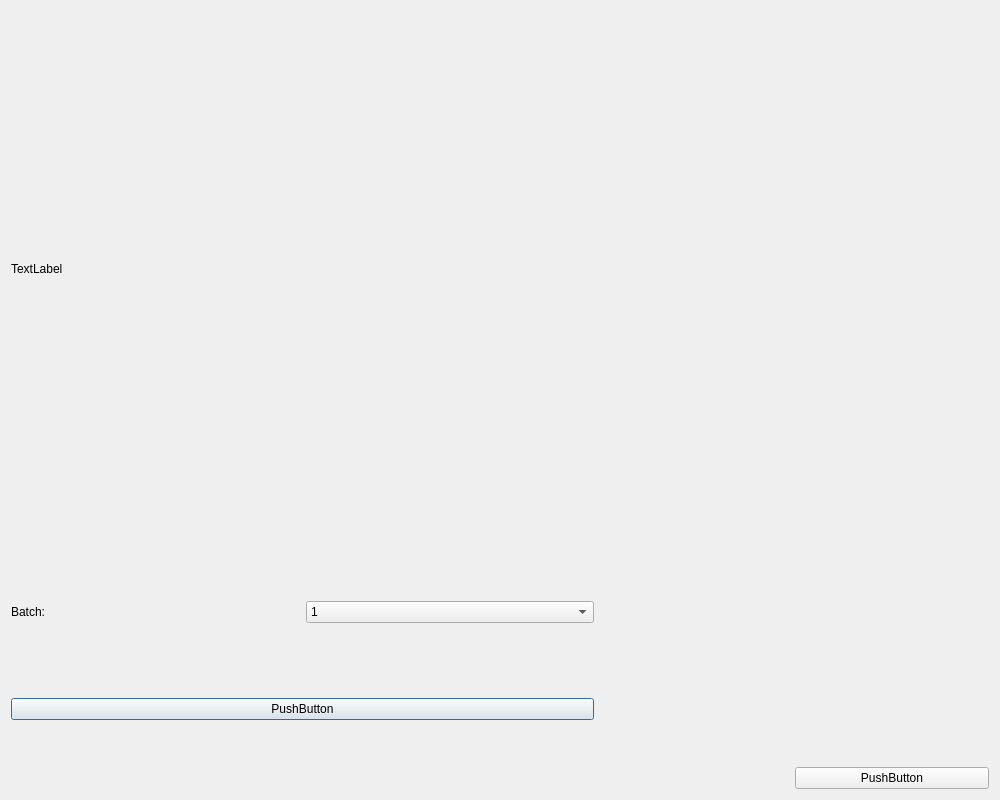
ZxxWs/IdentifyBuilding, file GUI/train.ui: the form before one commit.
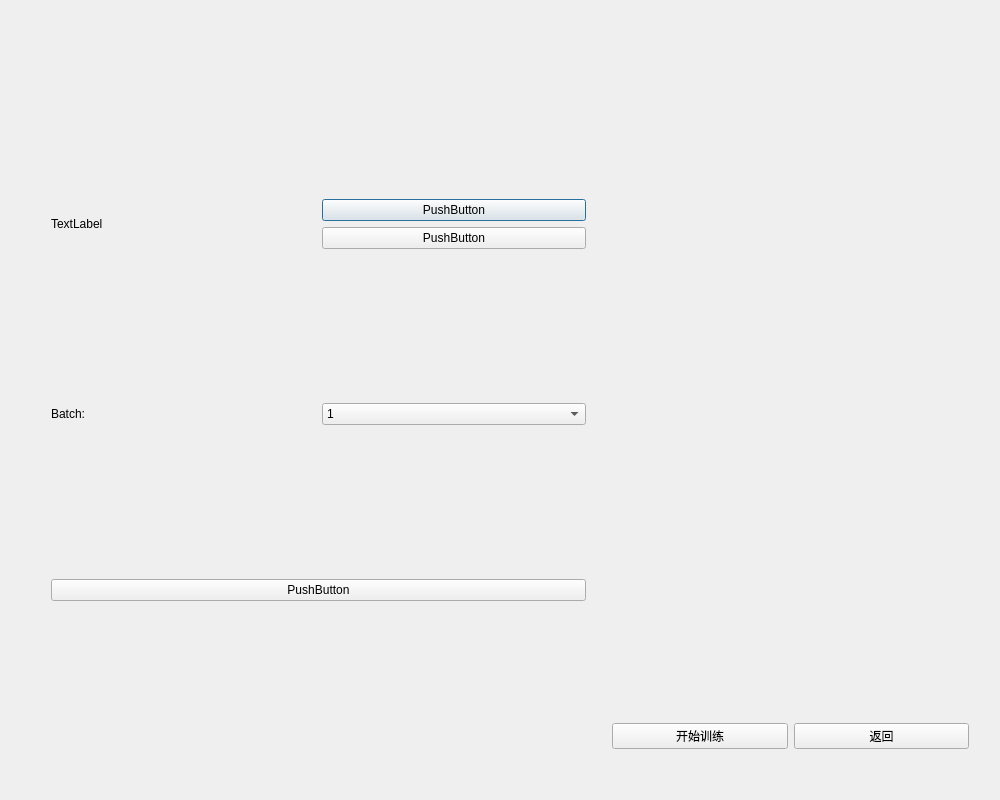
The form after the commit.

Patch:
```diff
--- a/GUI/train.ui
+++ b/GUI/train.ui
@@ -15,18 +15,70 @@
   </property>
   <layout class="QVBoxLayout" name="verticalLayout_3">
    <item>
-    <layout class="QVBoxLayout" name="verticalLayout" stretch="2,1">
+    <layout class="QVBoxLayout" name="verticalLayout" stretch="0,1,0">
      <item>
-      <widget class="QLabel" name="label">
-       <property name="text">
-        <string>TextLabel</string>
+      <spacer name="verticalSpacer_2">
+       <property name="orientation">
+        <enum>Qt::Vertical</enum>
        </property>
-      </widget>
+       <property name="sizeHint" stdset="0">
+        <size>
+         <width>20</width>
+         <height>40</height>
+        </size>
+       </property>
+      </spacer>
      </item>
      <item>
-      <layout class="QHBoxLayout" name="horizontalLayout" stretch="3,1,1">
+      <layout class="QHBoxLayout" name="horizontalLayout" stretch="0,3,0,2,0">
+       <item>
+        <spacer name="horizontalSpacer_2">
+         <property name="orientation">
+          <enum>Qt::Horizontal</enum>
+         </property>
+         <property name="sizeHint" stdset="0">
+          <size>
+           <width>40</width>
+           <height>20</height>
+          </size>
+         </property>
+        </spacer>
+       </item>
        <item>
         <layout class="QVBoxLayout" name="verticalLayout_4">
+         <item>
+          <layout class="QHBoxLayout" name="horizontalLayout_4">
+           <item>
+            <layout class="QVBoxLayout" name="verticalLayout_5">
+             <item>
+              <widget class="QLabel" name="label_1">
+               <property name="text">
+                <string>TextLabel</string>
+               </property>
+              </widget>
+             </item>
+            </layout>
+           </item>
+           <item>
+            <layout class="QVBoxLayout" name="verticalLayout_6">
+             <item>
+              <widget class="QPushButton" name="pushButtonOpenDir">
+               <property name="text">
+                <string>PushButton</string>
+               </property>
+              </widget>
+             </item>
+             <item>
+              <widget class="QPushButton" name="pushButtonMove">
+               <property name="text">
+                <string>PushButton</string>
+               </property>
+              </widget>
+             </item>
+            </layout>
+           </item>
+          </layout>
+         </item>
          <item>
           <layout class="QHBoxLayout" name="horizontalLayout_2">
            <item>
@@ -102,20 +154,20 @@
         </layout>
        </item>
        <item>
-        <spacer name="horizontalSpacer">
+        <spacer name="horizontalSpacer_3">
          <property name="orientation">
           <enum>Qt::Horizontal</enum>
          </property>
          <property name="sizeHint" stdset="0">
           <size>
-           <width>40</width>
+           <width>20</width>
            <height>20</height>
           </size>
          </property>
         </spacer>
        </item>
        <item>
-        <layout class="QVBoxLayout" name="verticalLayout_2">
+        <layout class="QVBoxLayout" name="verticalLayout_2" stretch="4,1">
          <item>
           <spacer name="verticalSpacer">
            <property name="orientation">
@@ -130,16 +182,53 @@
           </spacer>
          </item>
          <item>
-          <widget class="QPushButton" name="pushButton">
-           <property name="text">
-            <string>PushButton</string>
-           </property>
-          </widget>
+          <layout class="QHBoxLayout" name="horizontalLayout_5">
+           <item>
+            <widget class="QPushButton" name="pushButton">
+             <property name="text">
+              <string>开始训练</string>
+             </property>
+            </widget>
+           </item>
+           <item>
+            <widget class="QPushButton" name="pushButtonBack">
+             <property name="text">
+              <string>返回</string>
+             </property>
+            </widget>
+           </item>
+          </layout>
          </item>
         </layout>
        </item>
+       <item>
+        <spacer name="horizontalSpacer">
+         <property name="orientation">
+          <enum>Qt::Horizontal</enum>
+         </property>
+         <property name="sizeHint" stdset="0">
+          <size>
+           <width>20</width>
+           <height>20</height>
+          </size>
+         </property>
+        </spacer>
+       </item>
       </layout>
      </item>
+     <item>
+      <spacer name="verticalSpacer_3">
+       <property name="orientation">
+        <enum>Qt::Vertical</enum>
+       </property>
+       <property name="sizeHint" stdset="0">
+        <size>
+         <width>20</width>
+         <height>40</height>
+        </size>
+       </property>
+      </spacer>
+     </item>
     </layout>
    </item>
   </layout>
```
